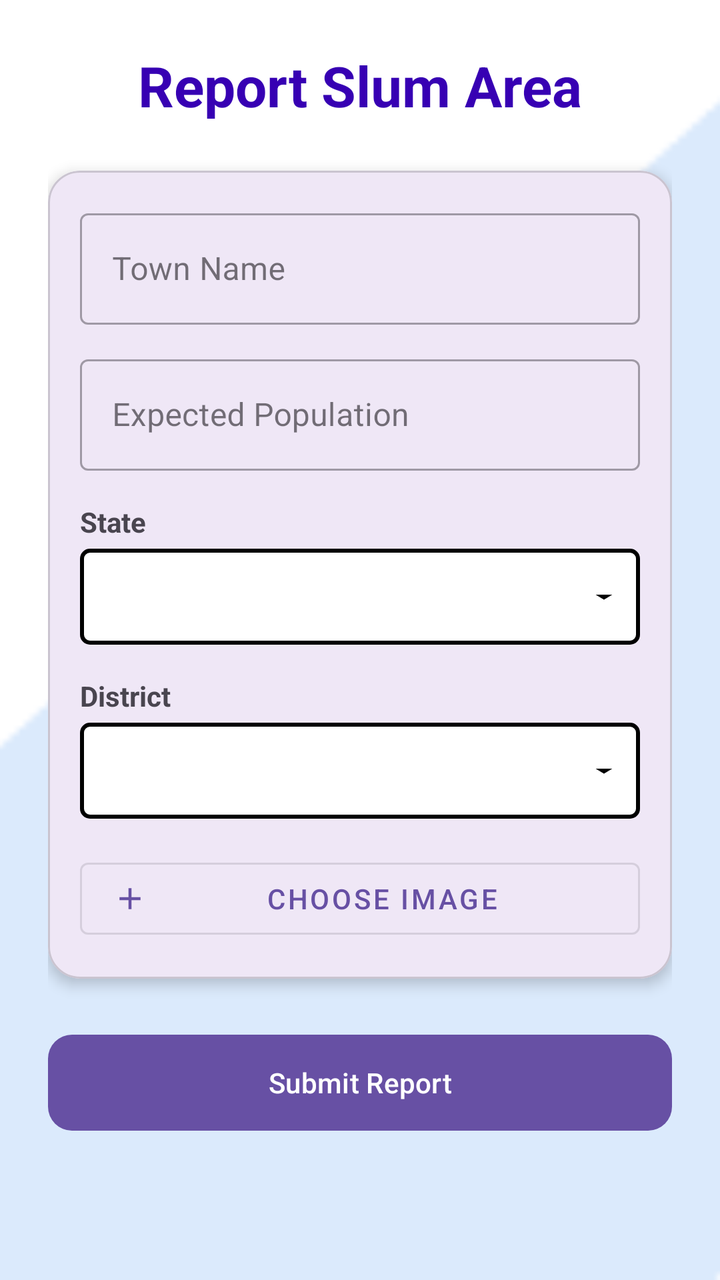
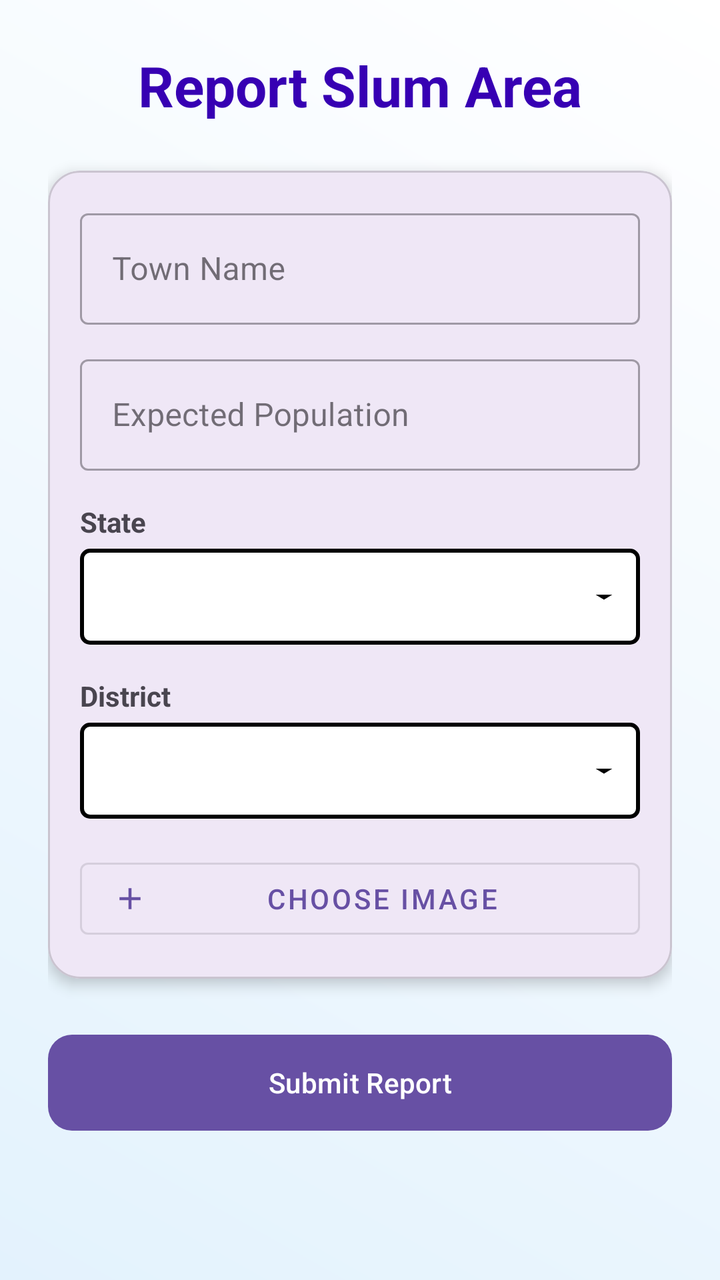

Two renders of the same Android screen: before a commit and after it. Below are the layout's source before the change and the commit's diff.
<!-- AndroidManifest.xml: application theme Theme.Orphans -->
<!-- res/layout/activity_slum_area_report.xml -->
<?xml version="1.0" encoding="utf-8"?>
<androidx.core.widget.NestedScrollView xmlns:android="http://schemas.android.com/apk/res/android"
    xmlns:app="http://schemas.android.com/apk/res-auto"
    android:layout_width="match_parent"
    android:layout_height="match_parent"
    android:fillViewport="true"
    android:background="@drawable/donor">

    <androidx.constraintlayout.widget.ConstraintLayout
        android:layout_width="match_parent"
        android:layout_height="wrap_content"
        android:padding="24dp">

        <TextView
            android:id="@+id/titleTextView"
            android:layout_width="wrap_content"
            android:layout_height="wrap_content"
            android:text="Report Slum Area"
            android:textSize="28sp"
            android:textColor="@color/colorPrimaryDark"
            android:textStyle="bold"
            app:layout_constraintTop_toTopOf="parent"
            app:layout_constraintStart_toStartOf="parent"
            app:layout_constraintEnd_toEndOf="parent" />

        <com.google.android.material.card.MaterialCardView
            android:id="@+id/formCard"
            android:layout_width="match_parent"
            android:layout_height="wrap_content"
            android:layout_marginTop="24dp"
            app:cardCornerRadius="16dp"
            app:cardElevation="4dp"
            app:layout_constraintTop_toBottomOf="@id/titleTextView">

            <LinearLayout
                android:layout_width="match_parent"
                android:layout_height="wrap_content"
                android:orientation="vertical"
                android:padding="16dp">

                <com.google.android.material.textfield.TextInputLayout
                    style="@style/Widget.MaterialComponents.TextInputLayout.OutlinedBox"
                    android:layout_width="match_parent"
                    android:layout_height="wrap_content"
                    android:hint="Town Name">

                    <com.google.android.material.textfield.TextInputEditText
                        android:id="@+id/editTextTown"
                        android:layout_width="match_parent"
                        android:layout_height="wrap_content"
                        android:inputType="textCapWords" />
                </com.google.android.material.textfield.TextInputLayout>

                <com.google.android.material.textfield.TextInputLayout
                    style="@style/Widget.MaterialComponents.TextInputLayout.OutlinedBox"
                    android:layout_width="match_parent"
                    android:layout_height="wrap_content"
                    android:layout_marginTop="12dp"
                    android:hint="Expected Population">

                    <com.google.android.material.textfield.TextInputEditText
                        android:id="@+id/editTextPopulation"
                        android:layout_width="match_parent"
                        android:layout_height="wrap_content"
                        android:inputType="number" />
                </com.google.android.material.textfield.TextInputLayout>

                <TextView
                    android:layout_width="wrap_content"
                    android:layout_height="wrap_content"
                    android:text="State"
                    android:layout_marginTop="16dp"
                    android:textStyle="bold" />

                <Spinner
                    android:id="@+id/spinnerState"
                    android:layout_width="match_parent"
                    android:layout_height="48dp"
                    android:layout_marginTop="4dp"
                    android:background="@drawable/spinner_background" />

                <TextView
                    android:layout_width="wrap_content"
                    android:layout_height="wrap_content"
                    android:text="District"
                    android:layout_marginTop="16dp"
                    android:textStyle="bold" />

                <Spinner
                    android:id="@+id/spinnerDistrict"
                    android:layout_width="match_parent"
                    android:layout_height="48dp"
                    android:layout_marginTop="4dp"
                    android:background="@drawable/spinner_background" />

                <com.google.android.material.button.MaterialButton
                    android:id="@+id/buttonUploadImage"
                    style="@style/Widget.MaterialComponents.Button.OutlinedButton"
                    android:layout_width="match_parent"
                    android:layout_height="wrap_content"
                    android:layout_marginTop="16dp"
                    android:text="Choose Image"
                    app:icon="@drawable/ic_add" />

                <com.google.android.material.card.MaterialCardView
                    android:id="@+id/imageCard"
                    android:layout_width="match_parent"
                    android:layout_height="200dp"
                    android:layout_marginTop="8dp"
                    android:visibility="gone"
                    app:cardCornerRadius="8dp">

                    <ImageView
                        android:id="@+id/imageView"
                        android:layout_width="match_parent"
                        android:layout_height="match_parent"
                        android:scaleType="centerCrop" />
                </com.google.android.material.card.MaterialCardView>

            </LinearLayout>
        </com.google.android.material.card.MaterialCardView>

        <com.google.android.material.button.MaterialButton
            android:id="@+id/buttonSubmit"
            android:layout_width="match_parent"
            android:layout_height="56dp"
            android:layout_marginTop="24dp"
            android:text="Submit Report"
            app:cornerRadius="12dp"
            app:layout_constraintTop_toBottomOf="@id/formCard" />

        <ProgressBar
            android:id="@+id/progressBar"
            android:layout_width="wrap_content"
            android:layout_height="wrap_content"
            android:visibility="gone"
            app:layout_constraintTop_toTopOf="parent"
            app:layout_constraintBottom_toBottomOf="parent"
            app:layout_constraintStart_toStartOf="parent"
            app:layout_constraintEnd_toEndOf="parent" />

    </androidx.constraintlayout.widget.ConstraintLayout>
</androidx.core.widget.NestedScrollView>
<!-- resources referenced by this layout -->
<resources>
  <color name="colorPrimaryDark">#3700B3</color>
  <!-- drawable donor: png bitmap (drawable, 863 bytes) -->
  <!-- drawable ic_add (drawable) -->
  <?xml version="1.0" encoding="utf-8"?>
  <vector xmlns:android="http://schemas.android.com/apk/res/android"
      android:height="24dp"
      android:tint="#000000"
      android:viewportHeight="24"
      android:viewportWidth="24"
      android:width="24dp">
      <path
          android:fillColor="@android:color/white"
          android:pathData="M19,13h-6v6h-2v-6H5v-2h6V5h2v6h6v2z"/>
  </vector>
  <!-- drawable spinner_background (drawable) -->
  <?xml version="1.0" encoding="utf-8"?>
  <layer-list xmlns:android="http://schemas.android.com/apk/res/android">
  
      
      <item>
          <shape
              android:shape="rectangle">
              <solid android:color="@android:color/white"/>
              <stroke
                  android:width="2dp"
                  android:color="@color/black"/>
              <corners android:radius="4dp"/>
          </shape>
      </item>
  
      
      <item
          android:width="20dp"
          android:drawable="@drawable/spinner_arrow"
          android:gravity="end|center_vertical"
          android:right="8dp"/>
  
  </layer-list>
  <style name="Theme.Orphans" parent="Base.Theme.Orphans" />
  <color name="black">#FF000000</color>
  <!-- drawable spinner_arrow (drawable) -->
  <?xml version="1.0" encoding="utf-8"?>
  <vector xmlns:android="http://schemas.android.com/apk/res/android"
      android:width="12dp"
      android:height="12dp"
      android:viewportWidth="24"
      android:viewportHeight="24">
      <path
          android:fillColor="@color/black"
          android:pathData="M7 10l5 5 5-5z"/>
  </vector>
  <style name="Base.Theme.Orphans" parent="Theme.Material3.DayNight.NoActionBar">
          
          
      </style>
</resources>

<!-- the commit's change to res/layout/activity_slum_area_report.xml (unified diff, before → after) -->
@@ -4,7 +4,7 @@
     android:layout_width="match_parent"
     android:layout_height="match_parent"
     android:fillViewport="true"
-    android:background="@drawable/donor">
+    android:background="@drawable/bg_donor_gradient">
 
     <androidx.constraintlayout.widget.ConstraintLayout
         android:layout_width="match_parent"
<!-- resource entries referenced after the edit -->
@@ -1,7 +1,16 @@
 <!-- resources referenced by this layout -->
 <resources>
   <color name="colorPrimaryDark">#3700B3</color>
-  <!-- drawable donor: png bitmap (drawable, 863 bytes) -->
+  <!-- drawable bg_donor_gradient (drawable) -->
+  <?xml version="1.0" encoding="utf-8"?>
+  <shape xmlns:android="http://schemas.android.com/apk/res/android"
+      android:shape="rectangle">
+      <gradient
+          android:startColor="#E3F2FD"
+          android:endColor="#FFFFFF"
+          android:angle="45"
+          android:type="linear" />
+  </shape>
   <!-- drawable ic_add (drawable) -->
   <?xml version="1.0" encoding="utf-8"?>
   <vector xmlns:android="http://schemas.android.com/apk/res/android"
